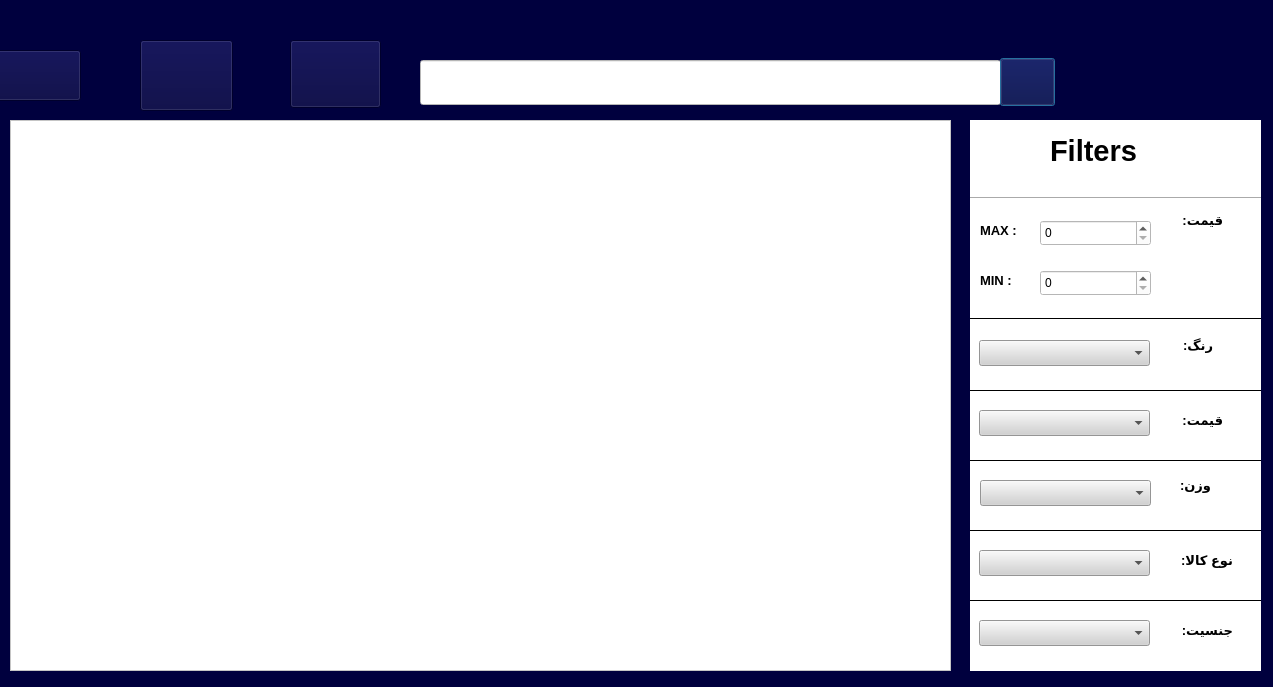
Before: the Qt Designer form client.ui in AP-projects-4001/ls, drawn with Qt 5.
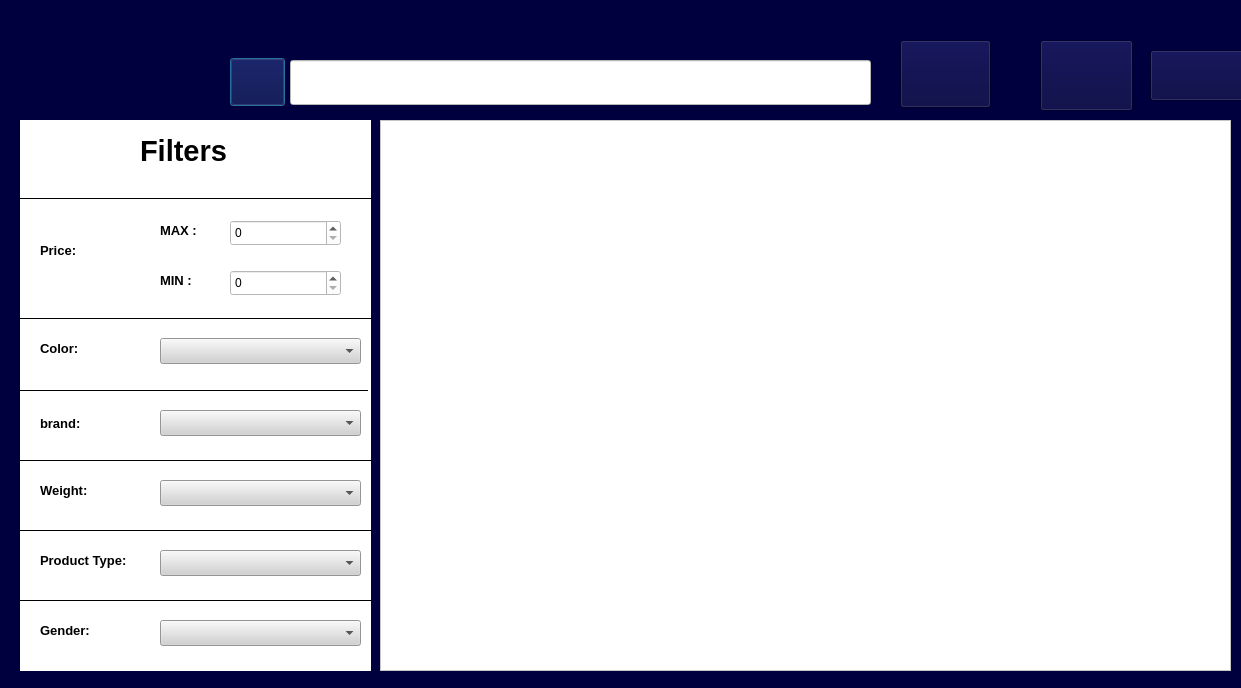
After: the same form once the commit is applied. Icons and pictures are not drawn.

Patch:
```diff
--- a/client.ui
+++ b/client.ui
@@ -6,8 +6,8 @@
    <rect>
     <x>0</x>
     <y>0</y>
-    <width>1273</width>
-    <height>687</height>
+    <width>1241</width>
+    <height>688</height>
    </rect>
   </property>
   <property name="windowTitle">
@@ -19,7 +19,7 @@
   <widget class="QLineEdit" name="lineEdit_serch">
    <property name="geometry">
     <rect>
-     <x>420</x>
+     <x>290</x>
      <y>60</y>
      <width>581</width>
      <height>45</height>
@@ -32,7 +32,7 @@
   <widget class="QPushButton" name="pushButton_serch">
    <property name="geometry">
     <rect>
-     <x>1000</x>
+     <x>230</x>
      <y>58</y>
      <width>55</width>
      <height>48</height>
@@ -49,7 +49,7 @@
   <widget class="QPushButton" name="pushButton_moneybags">
    <property name="geometry">
     <rect>
-     <x>290</x>
+     <x>900</x>
      <y>40</y>
      <width>91</width>
      <height>68</height>
@@ -66,9 +66,9 @@
   <widget class="QPushButton" name="pushButton_logout">
    <property name="geometry">
     <rect>
-     <x>-10</x>
+     <x>1150</x>
      <y>50</y>
-     <width>91</width>
+     <width>101</width>
      <height>51</height>
     </rect>
    </property>
@@ -84,7 +84,7 @@
   <widget class="QPushButton" name="pushButton_Cart">
    <property name="geometry">
     <rect>
-     <x>140</x>
+     <x>1040</x>
      <y>40</y>
      <width>93</width>
      <height>71</height>
@@ -101,9 +101,9 @@
   <widget class="QListWidget" name="listWidget_commodity">
    <property name="geometry">
     <rect>
-     <x>10</x>
+     <x>380</x>
      <y>120</y>
-     <width>941</width>
+     <width>851</width>
      <height>551</height>
     </rect>
    </property>
@@ -132,9 +132,9 @@
   <widget class="QWidget" name="widget" native="true">
    <property name="geometry">
     <rect>
-     <x>970</x>
+     <x>20</x>
      <y>120</y>
-     <width>291</width>
+     <width>351</width>
      <height>551</height>
     </rect>
    </property>
@@ -148,7 +148,7 @@
      <rect>
       <x>0</x>
       <y>190</y>
-      <width>311</width>
+      <width>351</width>
       <height>16</height>
      </rect>
     </property>
@@ -169,7 +169,7 @@
      <rect>
       <x>-3</x>
       <y>260</y>
-      <width>311</width>
+      <width>351</width>
       <height>20</height>
      </rect>
     </property>
@@ -183,7 +183,7 @@
    <widget class="QLabel" name="label_2">
     <property name="geometry">
      <rect>
-      <x>10</x>
+      <x>140</x>
       <y>100</y>
       <width>51</width>
       <height>20</height>
@@ -202,7 +202,7 @@
    <widget class="QLabel" name="label_3">
     <property name="geometry">
      <rect>
-      <x>10</x>
+      <x>140</x>
       <y>150</y>
       <width>51</width>
       <height>20</height>
@@ -223,7 +223,7 @@
      <rect>
       <x>0</x>
       <y>330</y>
-      <width>311</width>
+      <width>351</width>
       <height>20</height>
      </rect>
     </property>
@@ -239,7 +239,7 @@
      <rect>
       <x>0</x>
       <y>400</y>
-      <width>311</width>
+      <width>351</width>
       <height>20</height>
      </rect>
     </property>
@@ -253,61 +253,146 @@
    <widget class="QComboBox" name="comboBox_coler">
     <property name="geometry">
      <rect>
-      <x>9</x>
-      <y>220</y>
-      <width>171</width>
+      <x>140</x>
+      <y>218</y>
+      <width>201</width>
       <height>26</height>
      </rect>
     </property>
     <property name="styleSheet">
      <string notr="true">background-color: rgb(209, 209, 209);</string>
     </property>
+    <item>
+     <property name="text">
+      <string/>
+     </property>
+    </item>
+    <item>
+     <property name="text">
+      <string>Red</string>
+     </property>
+    </item>
+    <item>
+     <property name="text">
+      <string>Blue</string>
+     </property>
+    </item>
+    <item>
+     <property name="text">
+      <string>Yellow</string>
+     </property>
+    </item>
+    <item>
+     <property name="text">
+      <string>Other</string>
+     </property>
+    </item>
    </widget>
    <widget class="QComboBox" name="comboBox_money">
     <property name="geometry">
      <rect>
-      <x>9</x>
+      <x>140</x>
       <y>290</y>
-      <width>171</width>
+      <width>201</width>
       <height>26</height>
      </rect>
     </property>
     <property name="styleSheet">
      <string notr="true">background-color: rgb(209, 209, 209);</string>
     </property>
+    <item>
+     <property name="text">
+      <string/>
+     </property>
+    </item>
+    <item>
+     <property name="text">
+      <string>Nike</string>
+     </property>
+    </item>
+    <item>
+     <property name="text">
+      <string>Addias</string>
+     </property>
+    </item>
+    <item>
+     <property name="text">
+      <string>Puma</string>
+     </property>
+    </item>
+    <item>
+     <property name="text">
+      <string>Other</string>
+     </property>
+    </item>
    </widget>
    <widget class="QComboBox" name="comboBox_Weight">
     <property name="geometry">
      <rect>
-      <x>10</x>
+      <x>140</x>
       <y>360</y>
-      <width>171</width>
+      <width>201</width>
       <height>26</height>
      </rect>
     </property>
     <property name="styleSheet">
      <string notr="true">background-color: rgb(209, 209, 209);</string>
     </property>
+    <item>
+     <property name="text">
+      <string/>
+     </property>
+    </item>
+    <item>
+     <property name="text">
+      <string>0-1000     gr</string>
+     </property>
+    </item>
+    <item>
+     <property name="text">
+      <string>1000-5000  gr</string>
+     </property>
+    </item>
+    <item>
+     <property name="text">
+      <string>5000&gt;     gr</string>
+     </property>
+    </item>
    </widget>
    <widget class="QComboBox" name="comboBox_type">
     <property name="geometry">
      <rect>
-      <x>9</x>
+      <x>140</x>
       <y>430</y>
-      <width>171</width>
+      <width>201</width>
       <height>26</height>
      </rect>
     </property>
     <property name="styleSheet">
      <string notr="true">background-color: rgb(209, 209, 209);</string>
     </property>
+    <item>
+     <property name="text">
+      <string/>
+     </property>
+    </item>
+    <item>
+     <property name="text">
+      <string>Equipment</string>
+     </property>
+    </item>
+    <item>
+     <property name="text">
+      <string>Clothes and shoes</string>
+     </property>
+    </item>
    </widget>
    <widget class="Line" name="line_5">
     <property name="geometry">
      <rect>
       <x>0</x>
       <y>470</y>
-      <width>311</width>
+      <width>351</width>
       <height>20</height>
      </rect>
     </property>
@@ -321,20 +406,40 @@
    <widget class="QComboBox" name="comboBox_sex">
     <property name="geometry">
      <rect>
-      <x>9</x>
+      <x>140</x>
       <y>500</y>
-      <width>171</width>
+      <width>201</width>
       <height>26</height>
      </rect>
     </property>
     <property name="styleSheet">
      <string notr="true">background-color: rgb(209, 209, 209);</string>
     </property>
+    <item>
+     <property name="text">
+      <string/>
+     </property>
+    </item>
+    <item>
+     <property name="text">
+      <string>Men</string>
+     </property>
+    </item>
+    <item>
+     <property name="text">
+      <string>Women</string>
+     </property>
+    </item>
+    <item>
+     <property name="text">
+      <string>Other</string>
+     </property>
+    </item>
    </widget>
    <widget class="QSpinBox" name="spinBox_max">
     <property name="geometry">
      <rect>
-      <x>70</x>
+      <x>210</x>
       <y>100</y>
       <width>111</width>
       <height>26</height>
@@ -353,7 +458,7 @@
    <widget class="QSpinBox" name="spinBox_min">
     <property name="geometry">
      <rect>
-      <x>70</x>
+      <x>210</x>
       <y>150</y>
       <width>111</width>
       <height>26</height>
@@ -366,8 +471,8 @@
    <widget class="QLabel" name="label">
     <property name="geometry">
      <rect>
-      <x>202</x>
-      <y>90</y>
+      <x>20</x>
+      <y>120</y>
       <width>51</width>
       <height>20</height>
      </rect>
@@ -379,15 +484,15 @@
      </font>
     </property>
     <property name="text">
-     <string>قیمت:</string>
+     <string>Price:</string>
     </property>
    </widget>
    <widget class="QLabel" name="label_4">
     <property name="geometry">
      <rect>
-      <x>202</x>
-      <y>210</y>
-      <width>41</width>
+      <x>20</x>
+      <y>213</y>
+      <width>51</width>
       <height>31</height>
      </rect>
     </property>
@@ -398,14 +503,14 @@
      </font>
     </property>
     <property name="text">
-     <string>رنگ:</string>
+     <string>Color:</string>
     </property>
    </widget>
    <widget class="QLabel" name="label_5">
     <property name="geometry">
      <rect>
-      <x>190</x>
-      <y>290</y>
+      <x>20</x>
+      <y>293</y>
       <width>63</width>
       <height>20</height>
      </rect>
@@ -417,15 +522,15 @@
      </font>
     </property>
     <property name="text">
-     <string>قیمت:</string>
+     <string>brand:</string>
     </property>
    </widget>
    <widget class="QLabel" name="label_6">
     <property name="geometry">
      <rect>
-      <x>200</x>
-      <y>350</y>
-      <width>41</width>
+      <x>20</x>
+      <y>355</y>
+      <width>71</width>
       <height>31</height>
      </rect>
     </property>
@@ -436,15 +541,15 @@
      </font>
     </property>
     <property name="text">
-     <string>وزن:</string>
+     <string>Weight:</string>
     </property>
    </widget>
    <widget class="QLabel" name="label_7">
     <property name="geometry">
      <rect>
-      <x>200</x>
+      <x>20</x>
       <y>420</y>
-      <width>63</width>
+      <width>111</width>
       <height>41</height>
      </rect>
     </property>
@@ -455,13 +560,13 @@
      </font>
     </property>
     <property name="text">
-     <string>نوع کالا:</string>
+     <string>Product Type:</string>
     </property>
    </widget>
    <widget class="QLabel" name="label_8">
     <property name="geometry">
      <rect>
-      <x>200</x>
+      <x>20</x>
       <y>500</y>
       <width>63</width>
       <height>20</height>
@@ -474,13 +579,13 @@
      </font>
     </property>
     <property name="text">
-     <string>جنسیت:</string>
+     <string>Gender:</string>
     </property>
    </widget>
    <widget class="QLabel" name="label_9">
     <property name="geometry">
      <rect>
-      <x>80</x>
+      <x>120</x>
       <y>10</y>
       <width>111</width>
       <height>41</height>
@@ -503,10 +608,13 @@
      <rect>
       <x>0</x>
       <y>70</y>
-      <width>311</width>
+      <width>351</width>
       <height>16</height>
      </rect>
     </property>
+    <property name="frameShadow">
+     <enum>QFrame::Plain</enum>
+    </property>
     <property name="orientation">
      <enum>Qt::Horizontal</enum>
     </property>
@@ -515,7 +623,7 @@
   <widget class="QWidget" name="widget_2" native="true">
    <property name="geometry">
     <rect>
-     <x>1070</x>
+     <x>20</x>
      <y>10</y>
      <width>181</width>
      <height>101</height>
```
